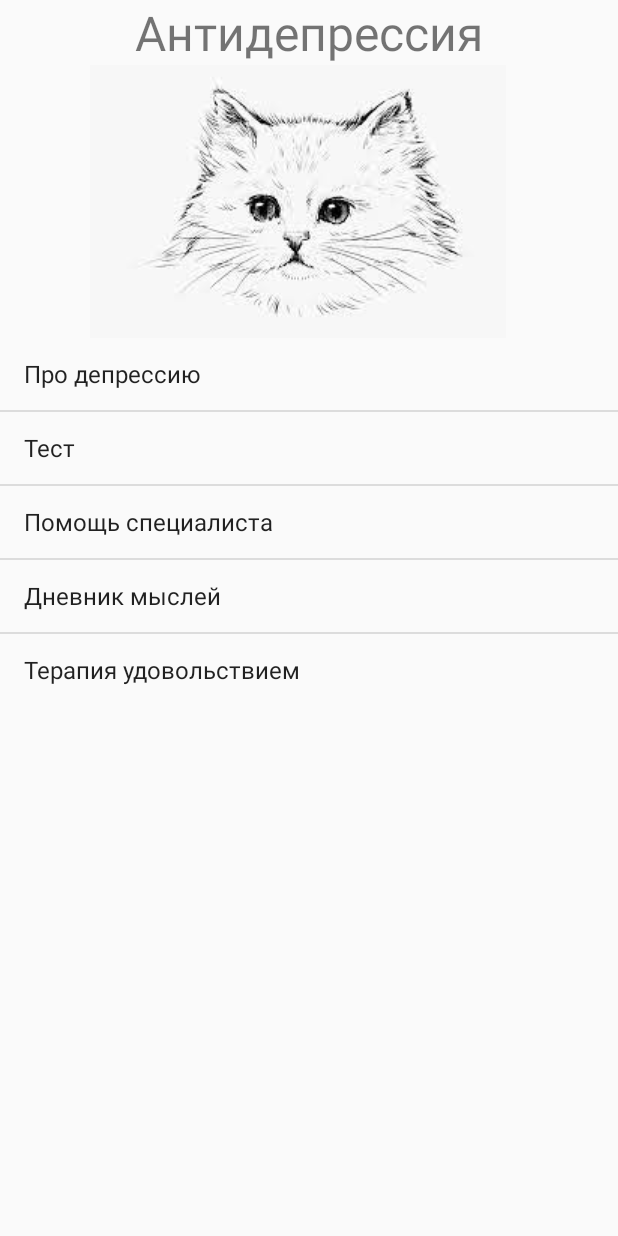
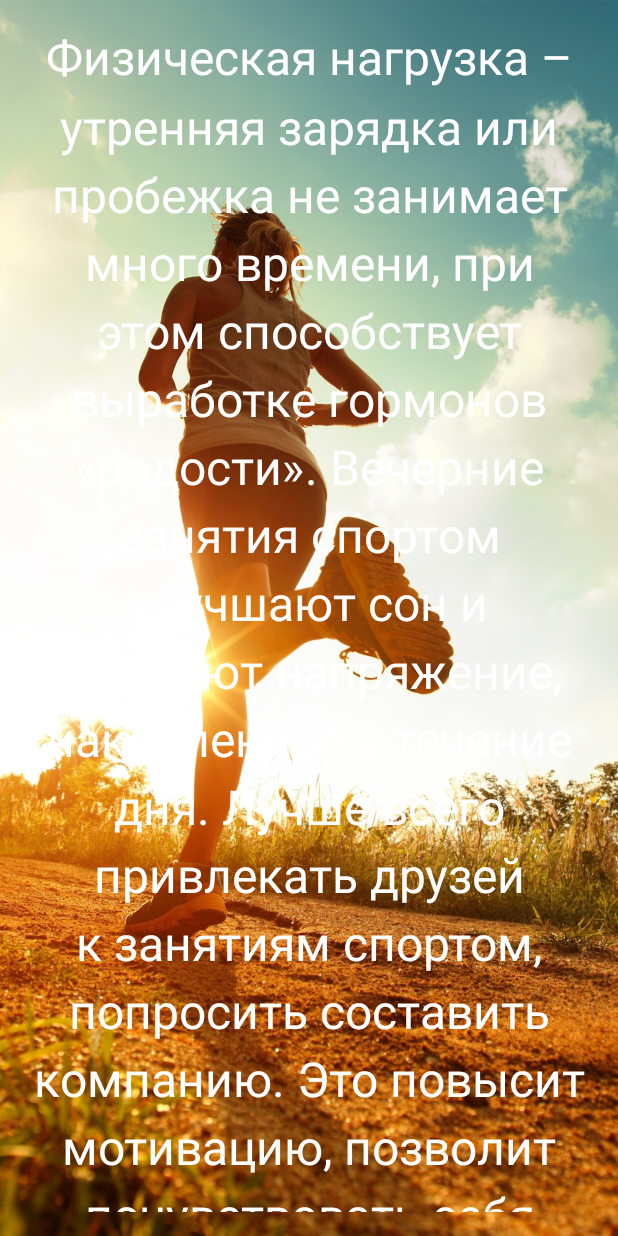
Before and after one commit to newpdv/antidepression, an Android app: the screen it shows after launch (MainActivity before the commit, AdviceScreenSlidePagerActivity after it), after a tap on "Помощь специалиста", on a phone screen of 412 x 824 dp. Run offline under Robolectric (Android 15) with nearby library versions, the phone set to English and light mode, and no system bars.

Commit message:
Added Advice Activity

```diff
--- a/app/src/main/AndroidManifest.xml
+++ b/app/src/main/AndroidManifest.xml
@@ -9,9 +9,10 @@
         android:roundIcon="@mipmap/ic_launcher_round"
         android:supportsRtl="true"
         android:theme="@style/LightTheme">
-	<activity android:name=".AboutDepressionActivity"/>
-        <activity android:name=".TestActivity"/>
-        <activity android:name=".NoteActivity"/>
+        <activity android:name=".AboutDepressionActivity"/>
+        <activity android:name=".TestActivity"></activity>
+        <activity android:name=".NoteActivity"></activity>
+        <activity android:name=".AdviceScreenSlidePagerActivity"/>
         <activity android:name=".NotesActivity" />
         <activity android:name=".PleasureActivity" />
         <activity android:name=".MainActivity">
--- /dev/null
+++ b/app/src/main/java/com/example/antidepression/AdviceScreenSlidePageFragment.java
@@ -0,0 +1,49 @@
+package com.example.antidepression;
+
+import android.content.Context;
+import android.net.Uri;
+import android.os.Bundle;
+import android.view.LayoutInflater;
+import android.view.View;
+import android.view.ViewGroup;
+import android.widget.FrameLayout;
+import android.widget.ImageView;
+import android.widget.TextView;
+
+import androidx.fragment.app.Fragment;
+
+public class AdviceScreenSlidePageFragment extends Fragment {
+    private final int position;
+    private final String advice;
+
+    public AdviceScreenSlidePageFragment(String advice, int position) {
+        this.advice = advice;
+        this.position = position;
+    }
+
+    @Override
+    public View onCreateView(LayoutInflater inflater, ViewGroup container,
+                             Bundle savedInstanceState) {
+        ViewGroup rootView = (ViewGroup) inflater.inflate(
+                R.layout.advice_fragment_screen_slide_page, container, false);
+        TextView textView = (TextView) (rootView.findViewById(R.id.textView));
+        textView.setText(advice);
+
+        ImageView backgroundImage = (ImageView) (rootView.findViewById(R.id.backgound_image));
+        FrameLayout parent = (FrameLayout) (rootView.findViewById(R.id.parent));
+        String packageName = this.getContext().getApplicationInfo().packageName;
+        int imageId = getResourseId(this.getContext(), "bg" + position, "drawable", packageName);
+        //parent.setBackgroundResource(imageId);
+        Uri uri = Uri.parse("android.resource://"+ packageName+"/"+imageId);
+        backgroundImage.setImageURI(uri);
+        return rootView;
+    }
+
+    public static int getResourseId(Context context, String pVariableName, String pResourcename, String pPackageName) throws RuntimeException {
+        try {
+            return context.getResources().getIdentifier(pVariableName, pResourcename, pPackageName);
+        } catch (Exception e) {
+            throw new RuntimeException("Error getting Resource ID.", e);
+        }
+    }
+}
--- /dev/null
+++ b/app/src/main/java/com/example/antidepression/AdviceScreenSlidePagerActivity.java
@@ -0,0 +1,99 @@
+package com.example.antidepression;
+
+import android.content.Context;
+import android.content.SharedPreferences;
+import android.os.Bundle;
+import android.view.View;
+import android.widget.Switch;
+
+import androidx.fragment.app.Fragment;
+import androidx.fragment.app.FragmentActivity;
+import androidx.fragment.app.FragmentManager;
+import androidx.fragment.app.FragmentStatePagerAdapter;
+import androidx.viewpager.widget.PagerAdapter;
+import androidx.viewpager.widget.ViewPager;
+
+public class AdviceScreenSlidePagerActivity extends FragmentActivity {
+    public static final String APP_PREFERENCES_THEME = "theme";
+    public static final String IS_DARK_THEME = "isDarkTheme";
+    private SharedPreferences settings;
+
+    String[] advices = new String[] {
+            "Физическая нагрузка – утренняя зарядка или пробежка не занимает много времени, при этом способствует выработке гормонов «радости». Вечерние занятия спортом улучшают сон и снимают напряжение, накопленное в течение дня. Лучше всего привлекать друзей к занятиям спортом, попросить составить компанию. Это повысит мотивацию, позволит почувствовать себя значимым и даст возможность лишний раз пообщаться.",
+            "Правильное питание – на переваривание жирной пищи организм тратит много сил, что совсем некстати при депрессии. Питаться лучше лёгкими блюдами, но разнообразно. Важно не переедать.",
+            "Распорядок дня и сон – отдых очень нужен при любой болезни, в том числе при депрессии. Вставать и ложиться в одно и то же время, спать не менее 8 часов в сутки поможет справиться со слабостью, даст организму сигнал, что всё в порядке, предсказуемо и безопасно.",
+            "Больше гулять, в особенности в солнечные дни.",
+            "Расслабление – ежедневно рекомендуется уделять хотя бы 2 минуты дыхательным практикам и ещё 7 минут релаксации по Джекобсону - это метод релаксации, который заключается в напряжении и расслаблении всех групп мышц тела в определенной последовательности. Всё это поможет успокоить центры стресса в головном мозге и снять излишнюю тревожность.",
+            "Не замыкаться в себе, стараться общаться с друзьями, заводить новых знакомых.",
+            "Начать заниматься йогой - согласно исследованиям, она может быть эффективна при депрессивных расстройствах как сопутствующий метод терапии.",
+            "Если все предыдущие советы Вам не помогли, то позвоните в бесплатную всероссийскую службу психологической помощи: 8-800-333-44-34",
+    };
+
+    private static final int NUM_PAGES = 8;
+
+    private ViewPager mPager;
+
+
+    private PagerAdapter pagerAdapter;
+
+    @Override
+    protected void onCreate(Bundle savedInstanceState) {
+        super.onCreate(savedInstanceState);
+
+        loadSettings();
+        loadTheme();
+
+        setContentView(R.layout.advice_activity_screen_slide);
+
+        mPager = (ViewPager) findViewById(R.id.pager);
+        pagerAdapter = new ScreenSlidePagerAdapter(getSupportFragmentManager());
+        mPager.setAdapter(pagerAdapter);
+    }
+
+    @Override
+    public void onBackPressed() {
+        if (mPager.getCurrentItem() == 0) {
+
+            super.onBackPressed();
+        } else {
+
+            mPager.setCurrentItem(mPager.getCurrentItem() - 1);
+        }
+    }
+
+    private class ScreenSlidePagerAdapter extends FragmentStatePagerAdapter {
+        public ScreenSlidePagerAdapter(FragmentManager fm) {
+            super(fm);
+        }
+
+        @Override
+        public Fragment getItem(int position) {
+            return new AdviceScreenSlidePageFragment(advices[position], position);
+        }
+
+        @Override
+        public int getCount() {
+            return NUM_PAGES;
+        }
+    }
+
+    private void loadSettings() {
+        settings = this.getSharedPreferences(APP_PREFERENCES_THEME, Context.MODE_PRIVATE);
+    }
+
+    private void loadTheme() {
+        int theme = getThemeFromPreferences();
+        setTheme(theme);
+    }
+
+    private void reloadTheme() {
+        int theme = getThemeFromPreferences();
+        setTheme(theme);
+        AdviceScreenSlidePagerActivity.this.recreate();
+    }
+
+    private int getThemeFromPreferences() {
+        Boolean darkTheme = settings.getBoolean(IS_DARK_THEME, false);
+        return darkTheme ? R.style.DarkTheme : R.style.LightTheme;
+    }
+}
--- a/app/src/main/java/com/example/antidepression/MainActivity.java
+++ b/app/src/main/java/com/example/antidepression/MainActivity.java
@@ -9,6 +9,7 @@ import android.os.Bundle;
 import android.widget.AdapterView;
 import android.widget.ArrayAdapter;
 import android.widget.ImageView;
+import android.widget.Switch;
 
 public class MainActivity extends ListActivity {
 
@@ -42,9 +43,9 @@ public class MainActivity extends ListActivity {
                 case "Тест":
                     intent = new Intent(getApplicationContext(), TestActivity.class);
                     break;
-//                case "Помощь специалиста":
-//                    intent = new Intent(getApplicationContext(), AdviceScreenSlidePagerActivity.class);
-//                    break;
+                case "Помощь специалиста":
+                    intent = new Intent(getApplicationContext(), AdviceScreenSlidePagerActivity.class);
+                    break;
                 case "Дневник мыслей":
                     intent = new Intent(getApplicationContext(), NotesActivity.class);
                     break;
--- /dev/null
+++ b/app/src/main/res/layout/advice_activity_screen_slide.xml
@@ -0,0 +1,7 @@
+<androidx.viewpager.widget.ViewPager
+    xmlns:android="http://schemas.android.com/apk/res/android"
+    android:id="@+id/pager"
+    android:layout_width="match_parent"
+    android:layout_height="match_parent"
+    android:layout_gravity="center"
+    android:gravity="center"/>
--- /dev/null
+++ b/app/src/main/res/layout/advice_fragment_screen_slide_page.xml
@@ -0,0 +1,33 @@
+<?xml version="1.0" encoding="utf-8"?>
+<FrameLayout xmlns:android="http://schemas.android.com/apk/res/android"
+    android:id="@+id/parent"
+    android:layout_width="match_parent"
+    android:layout_height="match_parent"
+    android:orientation="vertical">
+
+    <ImageView
+        android:id="@+id/backgound_image"
+        android:scaleType="centerCrop"
+        android:layout_width="match_parent"
+        android:layout_height="match_parent"/>
+
+    <LinearLayout xmlns:android="http://schemas.android.com/apk/res/android"
+        android:id="@+id/content"
+        android:layout_width="match_parent"
+        android:layout_height="match_parent">
+
+        <TextView
+            android:id="@+id/textView"
+            style="?android:textAppearanceMedium"
+            android:layout_width="match_parent"
+            android:layout_height="match_parent"
+            android:gravity="center"
+            android:lineSpacingMultiplier="1.2"
+            android:padding="16dp"
+            android:textColor="#FFFFFF"
+            android:textSize="32dp"
+            android:textAlignment="center" />
+
+    </LinearLayout>
+
+</FrameLayout>
```
Also changed, not shown: app/src/main/res/drawable/bg0.jpg (added), app/src/main/res/drawable/bg1.jpg (added), app/src/main/res/drawable/bg2.jpg (added), app/src/main/res/drawable/bg3.jpg (added), app/src/main/res/drawable/bg4.jpg (added), app/src/main/res/drawable/bg5.jpg (added), app/src/main/res/drawable/bg6.jpg (added), app/src/main/res/drawable/bg7.jpg (added).
